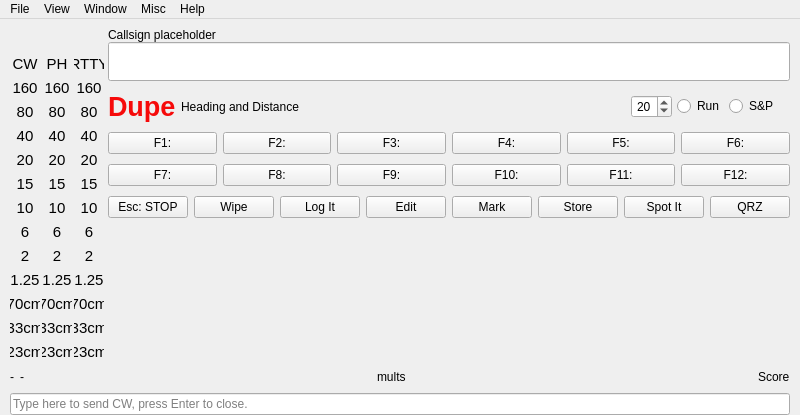
kyleboyle/not1mm, file not1mm/data/main.ui: the form before one commit.
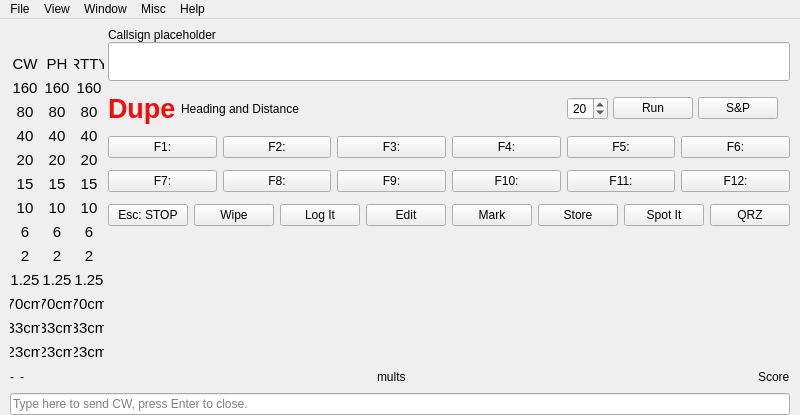
The form after the commit. Icons and pictures are not drawn.

Commit message: pinned field values, manual radio

Patch:
```diff
--- a/not1mm/data/main.ui
+++ b/not1mm/data/main.ui
@@ -598,9 +598,6 @@
         </item>
         <item>
          <layout class="QVBoxLayout" name="main_dialog" stretch="0,0,0,0,0,0,0">
-          <property name="spacing">
-           <number>0</number>
-          </property>
           <property name="leftMargin">
            <number>2</number>
           </property>
@@ -796,29 +793,41 @@
              </widget>
             </item>
             <item>
-             <widget class="QRadioButton" name="radioButton_run">
+             <widget class="QPushButton" name="pushButton_run">
               <property name="focusPolicy">
                <enum>Qt::NoFocus</enum>
               </property>
               <property name="accessibleName">
                <string>Run Mode</string>
               </property>
+              <property name="styleSheet">
+               <string notr="true">QPushButton:checked {font-weight: bold;}</string>
+              </property>
               <property name="text">
                <string>Run</string>
               </property>
+              <property name="checkable">
+               <bool>true</bool>
+              </property>
              </widget>
             </item>
             <item>
-             <widget class="QRadioButton" name="radioButton_sp">
+             <widget class="QPushButton" name="pushButton_sp">
               <property name="focusPolicy">
                <enum>Qt::NoFocus</enum>
               </property>
               <property name="accessibleName">
                <string>Search and Pounce</string>
               </property>
+              <property name="styleSheet">
+               <string notr="true">QPushButton:checked {font-weight: bold;}</string>
+              </property>
               <property name="text">
                <string>S&amp;&amp;P</string>
               </property>
+              <property name="checkable">
+               <bool>true</bool>
+              </property>
              </widget>
             </item>
             <item>
```
Left out of the diff: 8 changed lines with no effect on the pictures. The commit also changes 23 other files.
